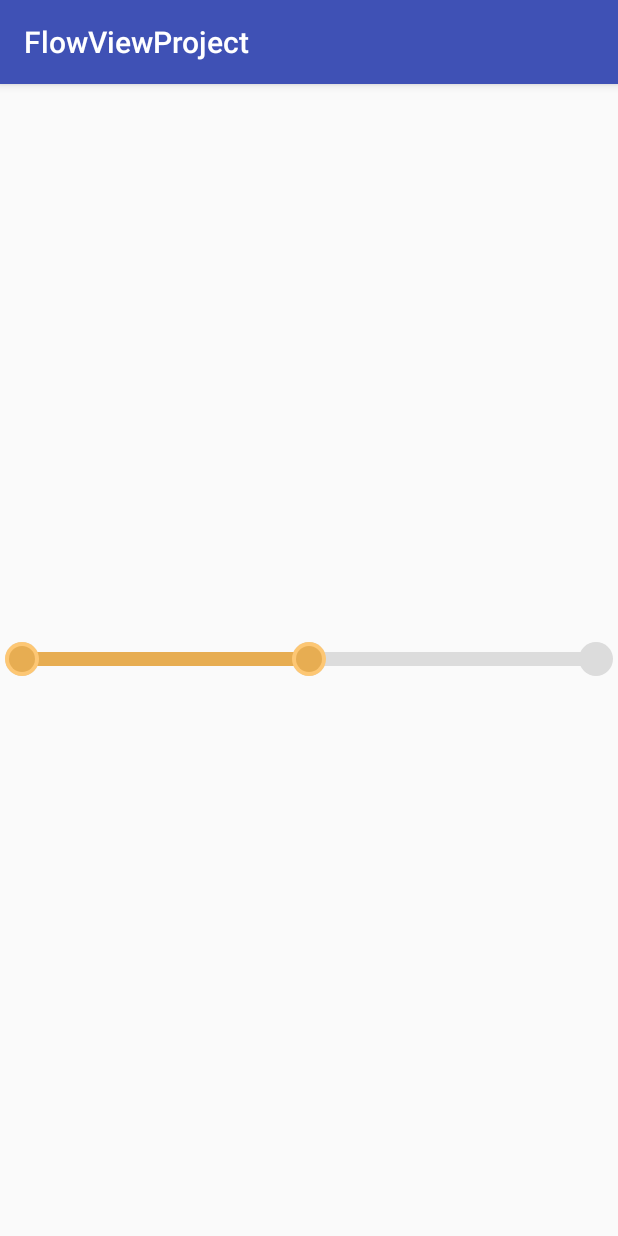
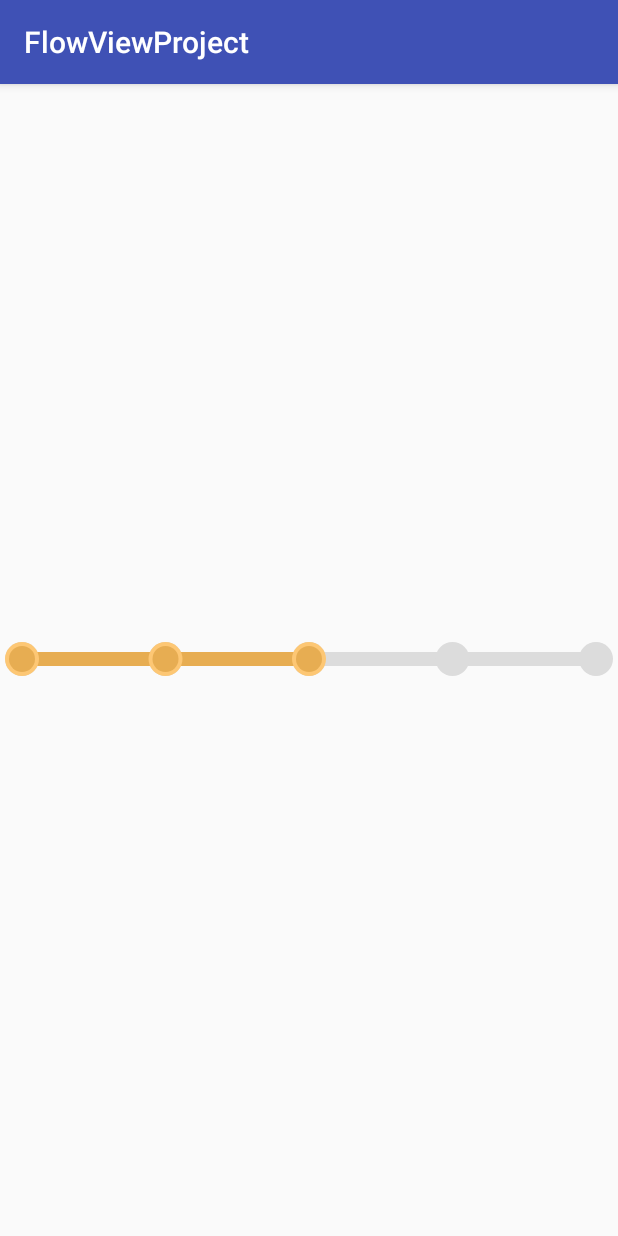
Before and after one commit to Brioal/FlowViewProject, an Android app: the screen it shows after launch (MainActivity), on a phone screen of 412 x 824 dp. Run offline under Robolectric (Android 15) with nearby library versions, the phone set to English and light mode, and no system bars.

Commit message:
添加演示图

```diff
--- a/app/src/main/java/com/brioal/flowviewproject/MainActivity.java
+++ b/app/src/main/java/com/brioal/flowviewproject/MainActivity.java
@@ -3,16 +3,10 @@ package com.brioal.flowviewproject;
 import android.os.Bundle;
 import android.support.v7.app.AppCompatActivity;
 
-import com.brioal.flowview.FlowView;
-
 public class MainActivity extends AppCompatActivity {
-    private FlowView mFlowView;
     @Override
     protected void onCreate(Bundle savedInstanceState) {
         super.onCreate(savedInstanceState);
         setContentView(R.layout.activity_main);
-        mFlowView = (FlowView) findViewById(R.id.main_flowView);
-        mFlowView.setFlowCount(3);
-        mFlowView.setCurrentFlow(2);
     }
 }
--- a/app/src/main/res/layout/activity_main.xml
+++ b/app/src/main/res/layout/activity_main.xml
@@ -11,5 +11,7 @@
         android:id="@+id/main_flowView"
         android:layout_width="match_parent"
         android:layout_height="30dp"
+        app:currentIndex="3"
+        app:allIndexCount="5"
         android:layout_centerInParent="true"/>
 </RelativeLayout>
```
